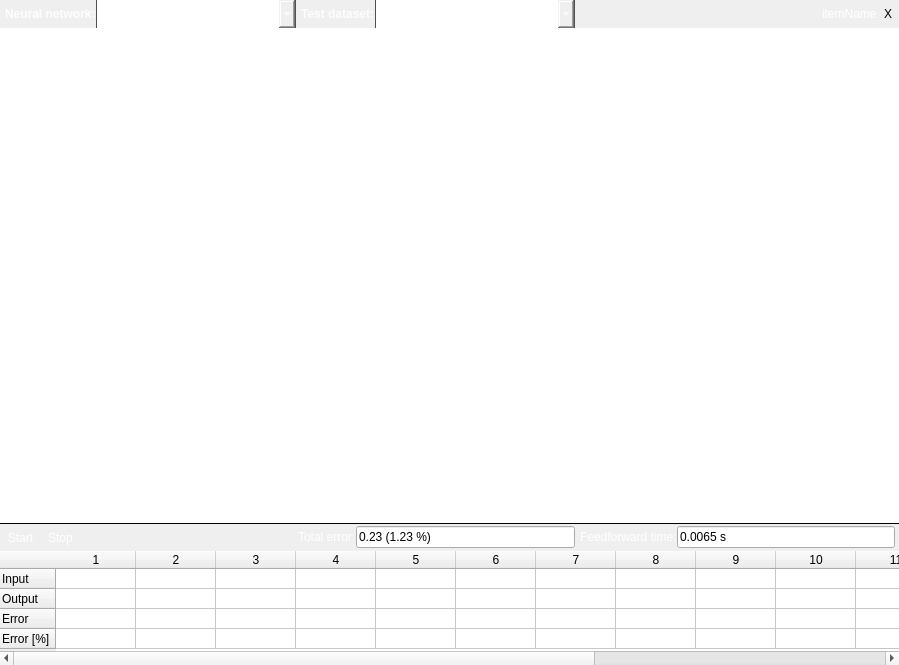
kacerpetr/NNCreator, file ApplicationUi/DatasetTestWidget.ui: the form before one commit.
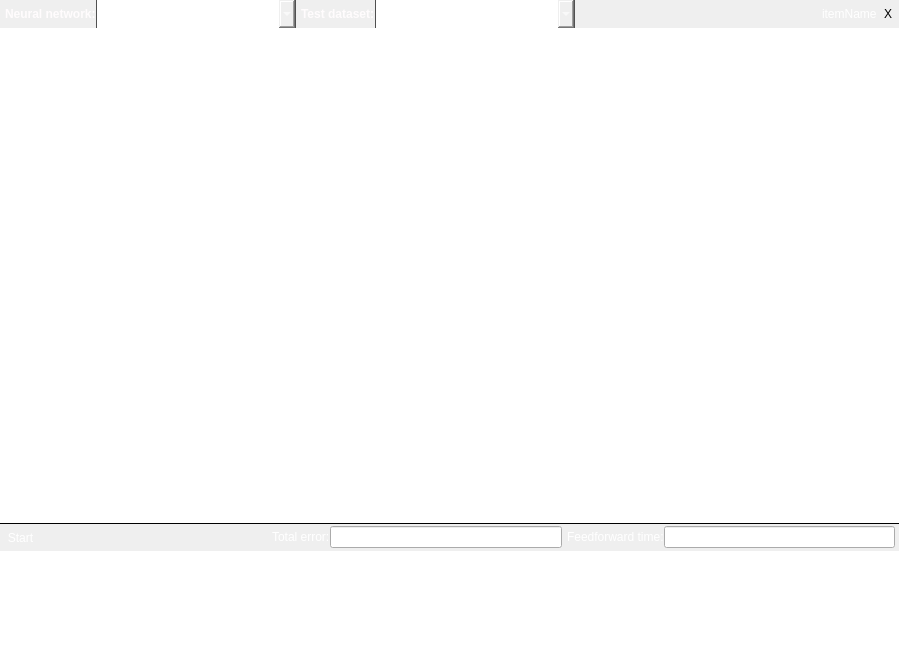
The form after the commit. Icons and pictures are not drawn.

Commit message: Finished basic functionality of dataset test widget

What changed in the file:
```diff
--- a/ApplicationUi/DatasetTestWidget.ui
+++ b/ApplicationUi/DatasetTestWidget.ui
@@ -72,7 +72,7 @@
        </widget>
       </item>
       <item>
-       <widget class="QComboBox" name="comboBox_2">
+       <widget class="QComboBox" name="networkBox">
         <property name="minimumSize">
          <size>
           <width>200</width>
@@ -80,7 +80,7 @@
          </size>
         </property>
         <property name="styleSheet">
-         <string notr="true">#comboBox_2{
+         <string notr="true">#networkBox{
 	color: white;
 	border: 0px;
 	border-left: 1px solid rgb(80, 80, 80);
@@ -88,14 +88,14 @@
 	background-image: url(:/toolbarMidLight);
 }
 
-#comboBox_2:hover{
+#networkBox:hover{
 	color: white;
 	border-left: 1px solid rgb(80, 80, 80);
 	border-right: 1px solid rgb(80, 80, 80);
 	background-image: url(:/toolbarLight);
 }
 
-#comboBox_2::drop-down{
+#networkBox::drop-down{
 	border: 0px;
 	background-image: url(:/comboBoxArrow);
 	width: 20px;
@@ -127,7 +127,7 @@
        </widget>
       </item>
       <item>
-       <widget class="QComboBox" name="comboBox">
+       <widget class="QComboBox" name="datasetBox">
         <property name="minimumSize">
          <size>
           <width>200</width>
@@ -135,7 +135,7 @@
          </size>
         </property>
         <property name="styleSheet">
-         <string notr="true">#comboBox{
+         <string notr="true">#datasetBox{
 	color: white;
 	border: 0px;
 	border-left: 1px solid rgb(80, 80, 80);
@@ -143,14 +143,14 @@
 	background-image: url(:/toolbarMidLight);
 }
 
-#comboBox:hover{
+#datasetBox:hover{
 	color: white;
 	border-left: 1px solid rgb(80, 80, 80);
 	border-right: 1px solid rgb(80, 80, 80);
 	background-image: url(:/toolbarLight);
 }
 
-#comboBox::drop-down{
+#datasetBox::drop-down{
 	border: 0px;
 	background-image: url(:/comboBoxArrow);
 	width: 20px;
@@ -365,7 +365,7 @@
            <number>0</number>
           </property>
           <item>
-           <widget class="QToolButton" name="toolButton">
+           <widget class="QToolButton" name="startTestBtn">
             <property name="styleSheet">
              <string notr="true">color: white;</string>
             </property>
@@ -393,38 +393,6 @@
             </property>
            </widget>
           </item>
-          <item>
-           <widget class="QToolButton" name="toolButton_2">
-            <property name="minimumSize">
-             <size>
-              <width>0</width>
-              <height>27</height>
-             </size>
-            </property>
-            <property name="styleSheet">
-             <string notr="true">color: white;</string>
-            </property>
-            <property name="text">
-             <string>Stop</string>
-            </property>
-            <property name="icon">
-             <iconset resource="../styles.qrc">
-              <normaloff>:/stop22</normaloff>:/stop22</iconset>
-            </property>
-            <property name="iconSize">
-             <size>
-              <width>18</width>
-              <height>18</height>
-             </size>
-            </property>
-            <property name="toolButtonStyle">
-             <enum>Qt::ToolButtonTextBesideIcon</enum>
-            </property>
-            <property name="autoRaise">
-             <bool>true</bool>
-            </property>
-           </widget>
-          </item>
           <item>
            <spacer name="horizontalSpacer_3">
             <property name="orientation">
@@ -446,9 +414,9 @@
            </widget>
           </item>
           <item>
-           <widget class="QLineEdit" name="lineEdit">
+           <widget class="QLineEdit" name="totalErrorEdit">
             <property name="text">
-             <string>0.23 (1.23 %)</string>
+             <string/>
             </property>
             <property name="readOnly">
              <bool>true</bool>
@@ -466,9 +434,9 @@
            </widget>
           </item>
           <item>
-           <widget class="QLineEdit" name="lineEdit_2">
+           <widget class="QLineEdit" name="ffTimeEdit">
             <property name="text">
-             <string>0.0065 s</string>
+             <string/>
             </property>
             <property name="readOnly">
              <bool>true</bool>
@@ -479,7 +447,7 @@
         </widget>
        </item>
        <item>
-        <widget class="QTableWidget" name="tableWidget">
+        <widget class="QTableWidget" name="errorTable">
          <property name="minimumSize">
           <size>
            <width>0</width>
@@ -501,101 +469,6 @@
          <attribute name="verticalHeaderMinimumSectionSize">
           <number>20</number>
          </attribute>
-         <row>
-          <property name="text">
-           <string>Input</string>
-          </property>
-         </row>
-         <row>
-          <property name="text">
-           <string>Output</string>
-          </property>
-         </row>
-         <row>
-          <property name="text">
-           <string>Error</string>
-          </property>
-         </row>
-         <row>
-          <property name="text">
-           <string>Error [%]</string>
-          </property>
-         </row>
-         <column>
-          <property name="text">
-           <string>1</string>
-          </property>
-         </column>
-         <column>
-          <property name="text">
-           <string>2</string>
-          </property>
-         </column>
-         <column>
-          <property name="text">
-           <string>3</string>
-          </property>
-         </column>
-         <column>
-          <property name="text">
-           <string>4</string>
-          </property>
-         </column>
-         <column>
-          <property name="text">
-           <string>5</string>
-          </property>
-         </column>
-         <column>
-          <property name="text">
-           <string>6</string>
-          </property>
-         </column>
-         <column>
-          <property name="text">
-           <string>7</string>
-          </property>
-         </column>
-         <column>
-          <property name="text">
-           <string>8</string>
-          </property>
-         </column>
-         <column>
-          <property name="text">
-           <string>9</string>
-          </property>
-         </column>
-         <column>
-          <property name="text">
-           <string>10</string>
-          </property>
-         </column>
-         <column>
-          <property name="text">
-           <string>11</string>
-          </property>
-         </column>
-         <column>
-          <property name="text">
-           <string>12</string>
-          </property>
-         </column>
-         <column>
-          <property name="text">
-           <string>13</string>
-          </property>
-         </column>
-         <column>
-          <property name="text">
-           <string>14</string>
-          </property>
-         </column>
-         <column>
-          <property name="text">
-           <string>15</string>
-          </property>
-         </column>
         </widget>
        </item>
       </layout>
```
The commit also changes 20 other files.
